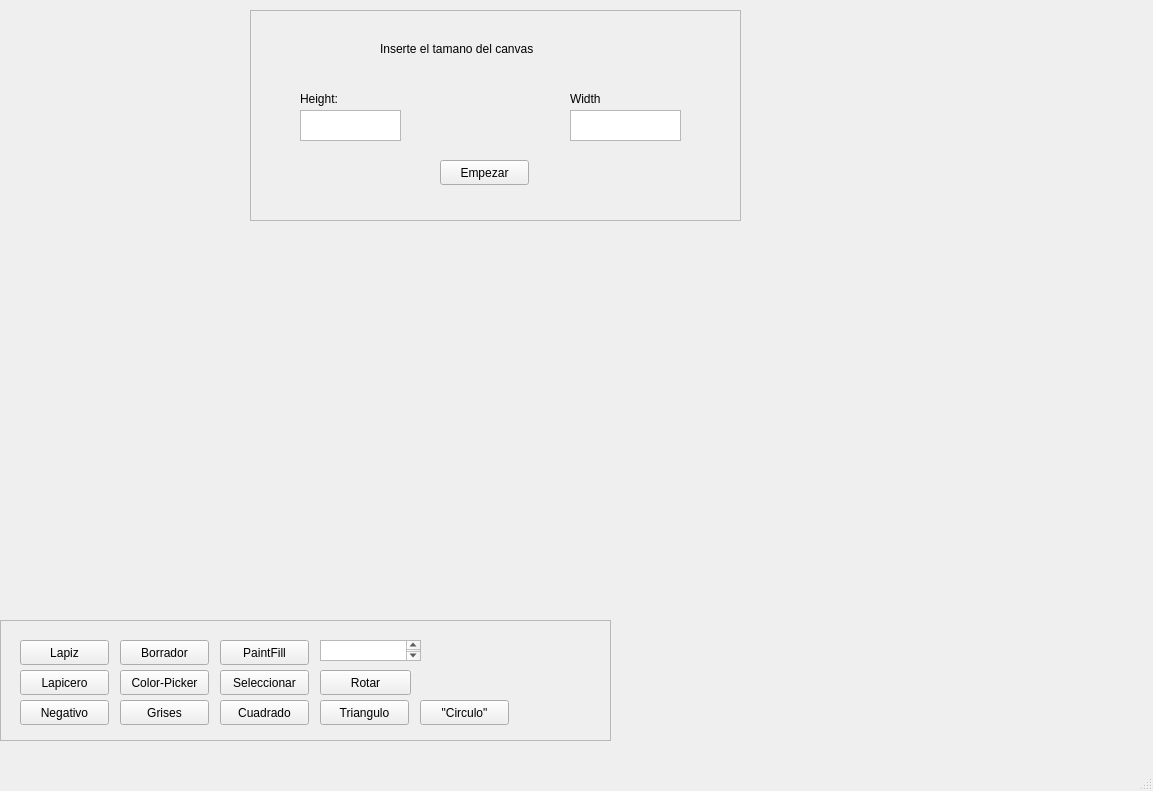
The window that Interfaz/mainwindow.ui (dylangf16/Proyecto-02-CE-2103) describes before a commit, drawn with Qt 5.
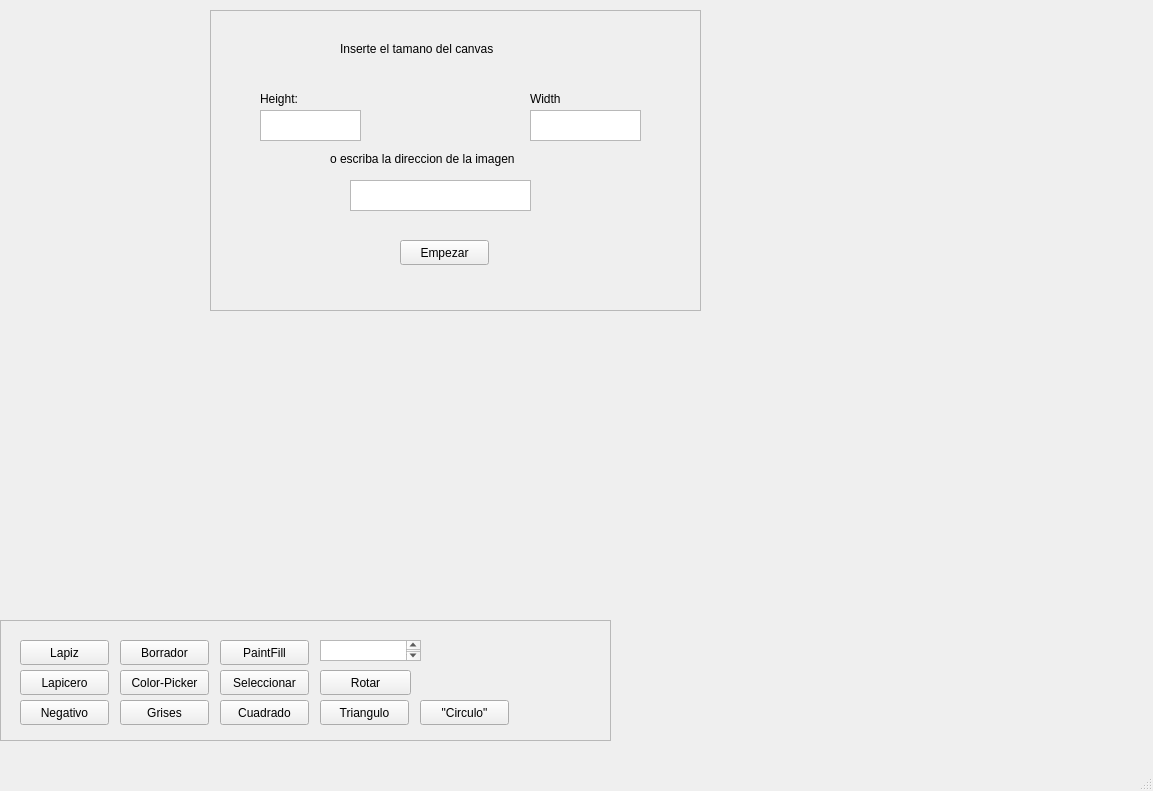
The same window after the commit.

Commit message: cargar imagen en canvas

Diff of the .ui file:
```diff
--- a/Interfaz/mainwindow.ui
+++ b/Interfaz/mainwindow.ui
@@ -209,10 +209,10 @@
    <widget class="QFrame" name="frameInicio">
     <property name="geometry">
      <rect>
-      <x>250</x>
+      <x>210</x>
       <y>10</y>
       <width>491</width>
-      <height>211</height>
+      <height>301</height>
      </rect>
     </property>
     <property name="frameShape">
@@ -287,7 +287,7 @@
      <property name="geometry">
       <rect>
        <x>190</x>
-       <y>150</y>
+       <y>230</y>
        <width>89</width>
        <height>25</height>
       </rect>
@@ -296,6 +296,32 @@
       <string>Empezar</string>
      </property>
     </widget>
+    <widget class="QPlainTextEdit" name="plainTextGetDir">
+     <property name="geometry">
+      <rect>
+       <x>140</x>
+       <y>170</y>
+       <width>181</width>
+       <height>31</height>
+      </rect>
+     </property>
+     <property name="overwriteMode">
+      <bool>false</bool>
+     </property>
+    </widget>
+    <widget class="QLabel" name="label_4">
+     <property name="geometry">
+      <rect>
+       <x>120</x>
+       <y>140</y>
+       <width>241</width>
+       <height>17</height>
+      </rect>
+     </property>
+     <property name="text">
+      <string>o escriba la direccion de la imagen</string>
+     </property>
+    </widget>
    </widget>
   </widget>
   <widget class="QMenuBar" name="menubar">
```
Left out of the diff: 4 changed lines with no effect on the pictures. The commit also changes 12 other files.
